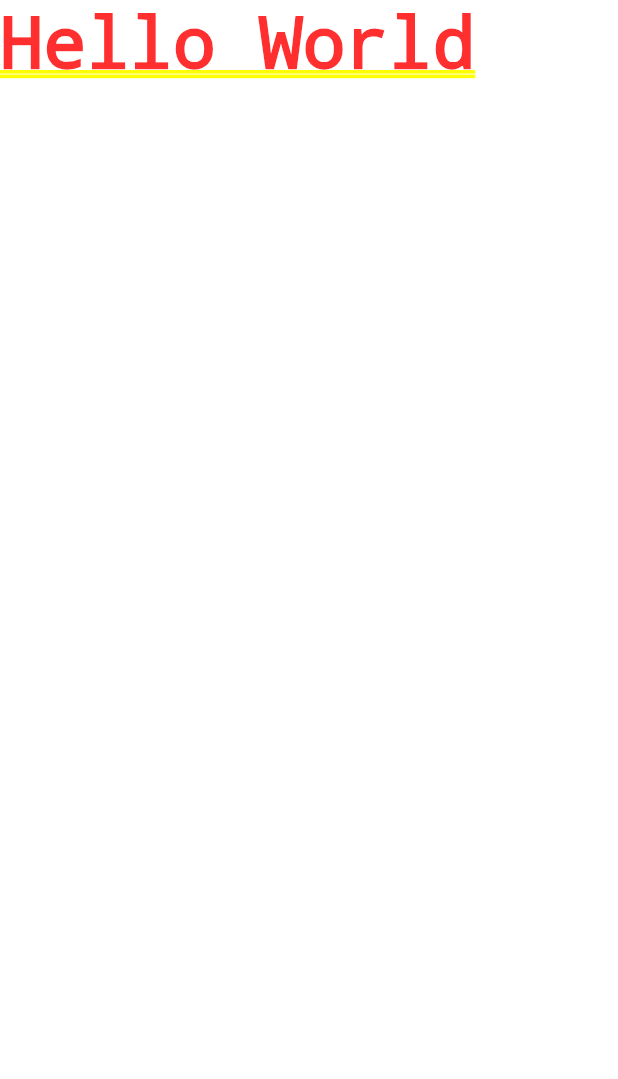
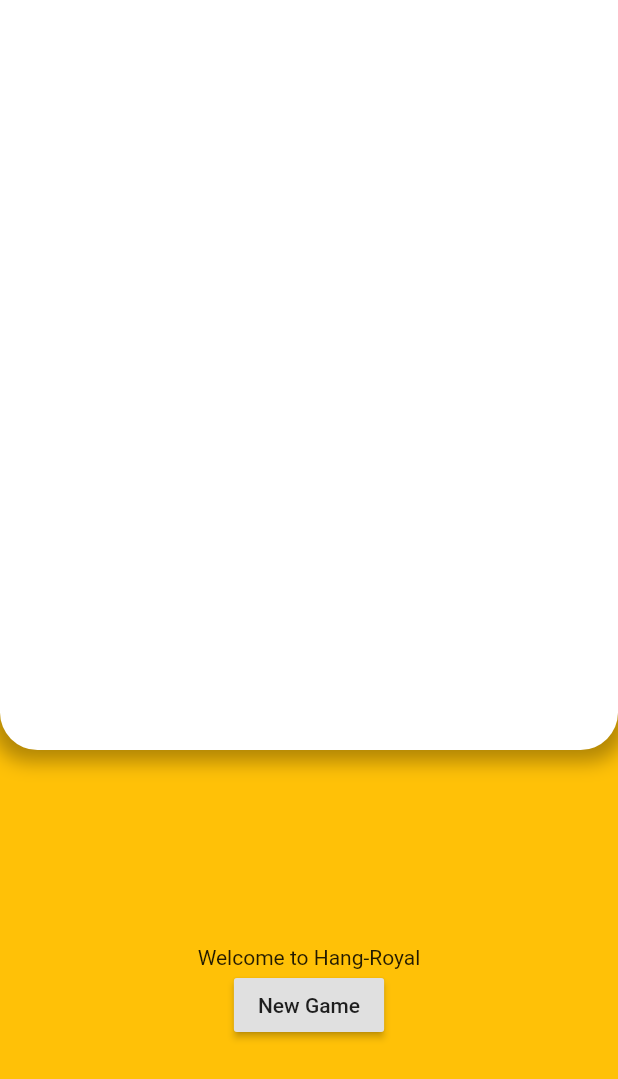
Before and after one commit to SilasNiewierra/hang_royal, a Flutter app: the screen it shows after launch, on a phone screen of 412 x 824 dp. Shown: the top 1079 px of the screen. Run offline on Flutter 3.47's test engine with Material 2 defaults, Android fonts, the phone set to English and light mode, and no system bars; our stand-ins replace rxdart.

Commit message:
created basic working game

```diff
--- /dev/null
+++ b/lib/enum_collection.dart
@@ -0,0 +1,3 @@
+enum GameState { idle, running, succeeded, failed }
+
+enum BodyParts { head, body, arm_left, arm_right, leg_left, leg_right }
--- /dev/null
+++ b/lib/game_stage.dart
@@ -0,0 +1,145 @@
+import 'package:flutter/material.dart';
+import 'package:hang_royal/game_stage_bloc.dart';
+import 'package:hang_royal/enum_collection.dart';
+import 'package:hang_royal/puzzle.dart';
+import 'letter_picker.dart';
+
+class GameStage extends StatefulWidget {
+  @override
+  _GameStageState createState() => _GameStageState();
+}
+
+class _GameStageState extends State<GameStage> {
+  GameStageBloc _gameStageBloc;
+
+  @override
+  void initState() {
+    super.initState();
+    _gameStageBloc = GameStageBloc();
+  }
+
+  @override
+  void dispose() {
+    _gameStageBloc.dispose();
+    super.dispose();
+  }
+
+  @override
+  Widget build(BuildContext context) {
+    return Scaffold(
+      backgroundColor: Colors.amber,
+      body: Container(
+        child: Column(
+          mainAxisAlignment: MainAxisAlignment.spaceBetween,
+          children: <Widget>[_buildGraphics(), _buildGameField()],
+        ),
+      ),
+    );
+  }
+
+  Widget _buildGraphics() {
+    return Container(
+      width: 700,
+      height: 500,
+      decoration: BoxDecoration(
+        color: Colors.white,
+        shape: BoxShape.rectangle,
+        borderRadius: BorderRadius.only(
+          bottomLeft: Radius.circular(25.0),
+          bottomRight: Radius.circular(25.0),
+        ),
+        boxShadow: [
+          BoxShadow(
+            color: Colors.black.withOpacity(0.3),
+            spreadRadius: 5,
+            blurRadius: 10,
+            offset: Offset(0, 3), // changes position of shadow
+          ),
+        ],
+      ),
+    );
+  }
+
+  Widget _buildGameField() {
+    return ValueListenableBuilder(
+        valueListenable: _gameStageBloc.curGuessWord,
+        builder: (ctx, guessWord, child) {
+          if (guessWord == null || guessWord == '') {
+            return _buildIntro();
+          }
+          return ValueListenableBuilder(
+              valueListenable: _gameStageBloc.curGameState,
+              builder: (ctx, gameState, child) {
+                if (gameState == GameState.succeeded ||
+                    gameState == GameState.failed) {
+                  return _buildEnd(gameState);
+                }
+
+                return _buildGame(guessWord);
+              });
+        });
+  }
+
+  Widget _buildIntro() {
+    return Expanded(
+      child: Column(
+        mainAxisAlignment: MainAxisAlignment.center,
+        children: <Widget>[
+          Text("Welcome to Hang-Royal"),
+          RaisedButton(
+            child: Text("New Game"),
+            onPressed: () {
+              _gameStageBloc.createNewGame();
+            },
+          ),
+        ],
+      ),
+    );
+  }
+
+  Widget _buildGame(String guessWord) {
+    return Expanded(
+      child: Container(
+        padding: EdgeInsets.symmetric(horizontal: 30.0),
+        child: Column(
+          mainAxisAlignment: MainAxisAlignment.center,
+          children: <Widget>[
+            Puzzle(guessWord: guessWord, gameStageBloc: _gameStageBloc),
+            LetterPicker(gameStageBloc: _gameStageBloc),
+          ],
+        ),
+      ),
+    );
+  }
+
+  Widget _buildEnd(GameState gameState) {
+    if (gameState == GameState.failed) {
+      return Column(
+        mainAxisAlignment: MainAxisAlignment.center,
+        children: <Widget>[
+          Text("GAME OVER"),
+          Text("The word was: " + _gameStageBloc.curGuessWord.value),
+          RaisedButton(
+              child: Text("New Game"),
+              onPressed: () {
+                _gameStageBloc.createNewGame();
+              }),
+        ],
+      );
+    } else if (gameState == GameState.succeeded) {
+      return Column(
+        mainAxisAlignment: MainAxisAlignment.center,
+        children: <Widget>[
+          Text("YAY, congratulations! You guessed it"),
+          RaisedButton(
+              child: Text("New Game"),
+              onPressed: () {
+                _gameStageBloc.createNewGame();
+              }),
+        ],
+      );
+    } else {
+      return null;
+    }
+  }
+}
--- /dev/null
+++ b/lib/guess_word_generator.dart
@@ -0,0 +1,19 @@
+import 'dart:math';
+
+class GuessWordGenerator {
+  var _possibleWords = [
+    'seal',
+  ];
+
+  String generateWord() {
+    var randomGenerator = Random();
+    var randomIndex = randomGenerator.nextInt(_possibleWords.length);
+
+    return _possibleWords[randomIndex].toUpperCase();
+  }
+
+  // String getWordFromApi() {
+  //   // call api to get a word from a special category
+  //   // api.get(category)
+  // }
+}
--- a/lib/main.dart
+++ b/lib/main.dart
@@ -1,5 +1,6 @@
 import 'package:flutter/material.dart';
 import 'package:flutter/services.dart';
+import 'package:hang_royal/game_stage.dart';
 
 void main() {
   WidgetsFlutterBinding.ensureInitialized();
@@ -10,11 +11,6 @@ void main() {
 class MyApp extends StatelessWidget {
   @override
   Widget build(BuildContext context) {
-    return MaterialApp(
-      debugShowCheckedModeBanner: false,
-      home: Container(
-        child: Text("Hello World"),
-      ),
-    );
+    return MaterialApp(debugShowCheckedModeBanner: false, home: GameStage());
   }
 }
--- a/pubspec.yaml
+++ b/pubspec.yaml
@@ -28,6 +28,7 @@ dependencies:
   # The following adds the Cupertino Icons font to your application.
   # Use with the CupertinoIcons class for iOS style icons.
   cupertino_icons: ^1.0.0
+  rxdart: ^0.24.1
 
 dev_dependencies:
   flutter_test:
```
Also changed, not shown: lib/game_stage_bloc.dart (added, +76 -0 lines), lib/letter_picker.dart (added, +127 -0 lines), lib/puzzle.dart (added, +89 -0 lines), pubspec.lock.
